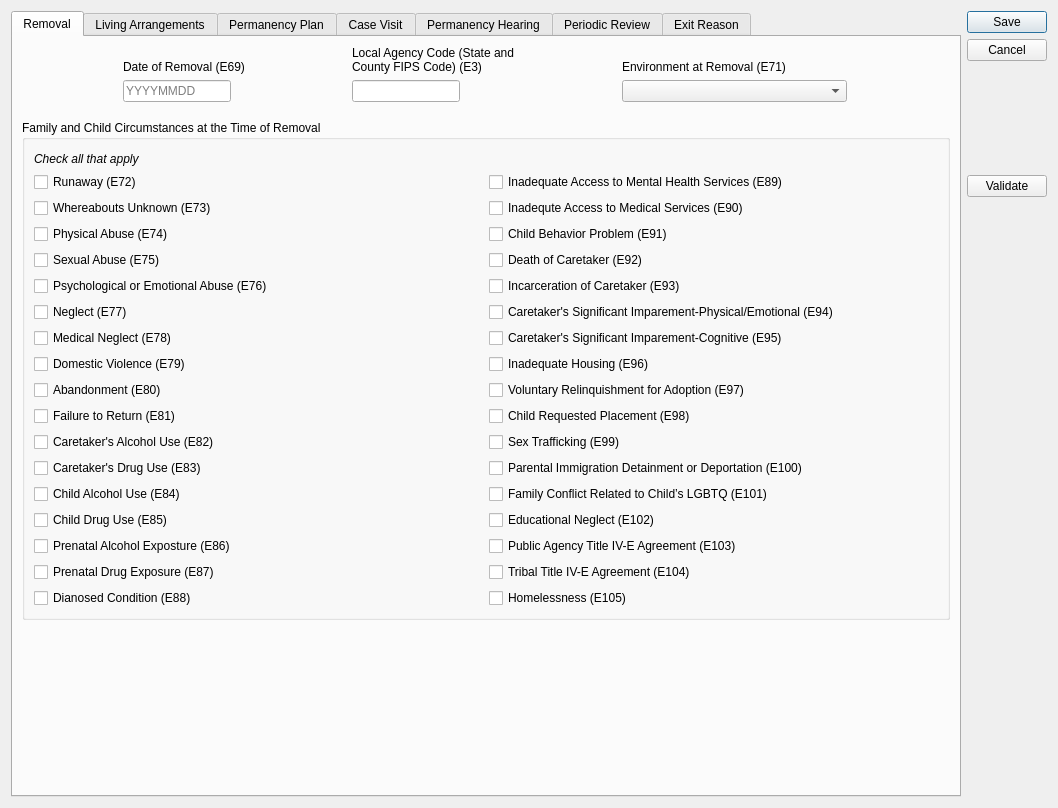
Old version of the form ui/ui_removal2020.ui in the repository zstamper/AFCARS-AXE.
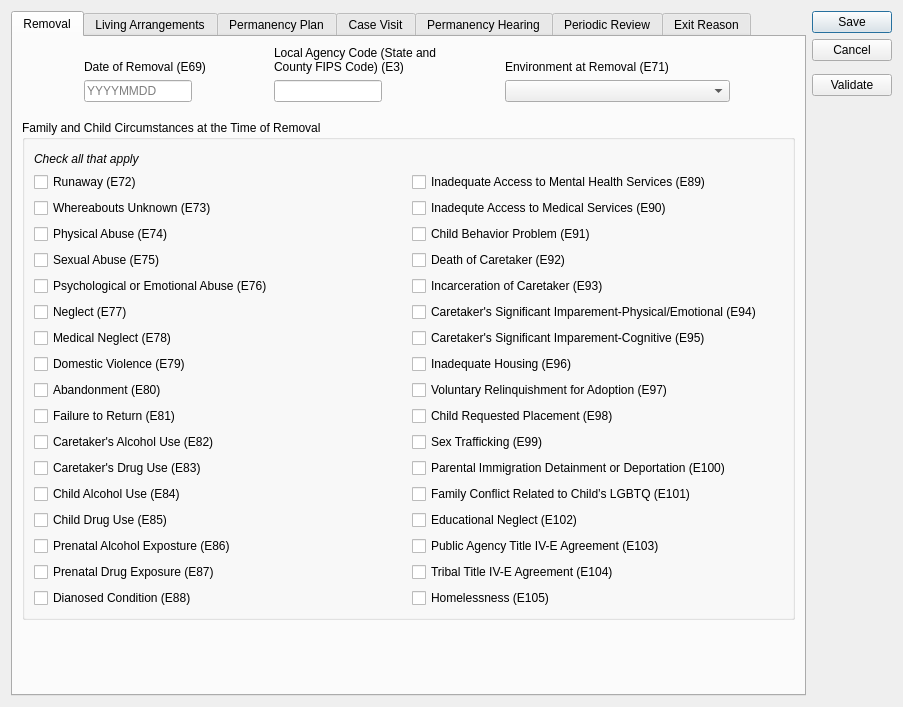
New version of the form.

Commit message: Pikc a font, any font

The edit to the form file:
```diff
--- a/ui/ui_removal2020.ui
+++ b/ui/ui_removal2020.ui
@@ -9,10 +9,15 @@
    <rect>
     <x>0</x>
     <y>0</y>
-    <width>1058</width>
-    <height>808</height>
+    <width>903</width>
+    <height>707</height>
    </rect>
   </property>
+  <property name="font">
+   <font>
+    <family>Arial</family>
+   </font>
+  </property>
   <property name="windowTitle">
    <string>Removal 2020</string>
   </property>
@@ -33,7 +38,7 @@
           <number>12</number>
          </property>
          <property name="verticalSpacing">
-          <number>-1</number>
+          <number>6</number>
          </property>
          <item row="0" column="0">
           <widget class="QLabel" name="label">
```
The commit also changes 13 other files.
